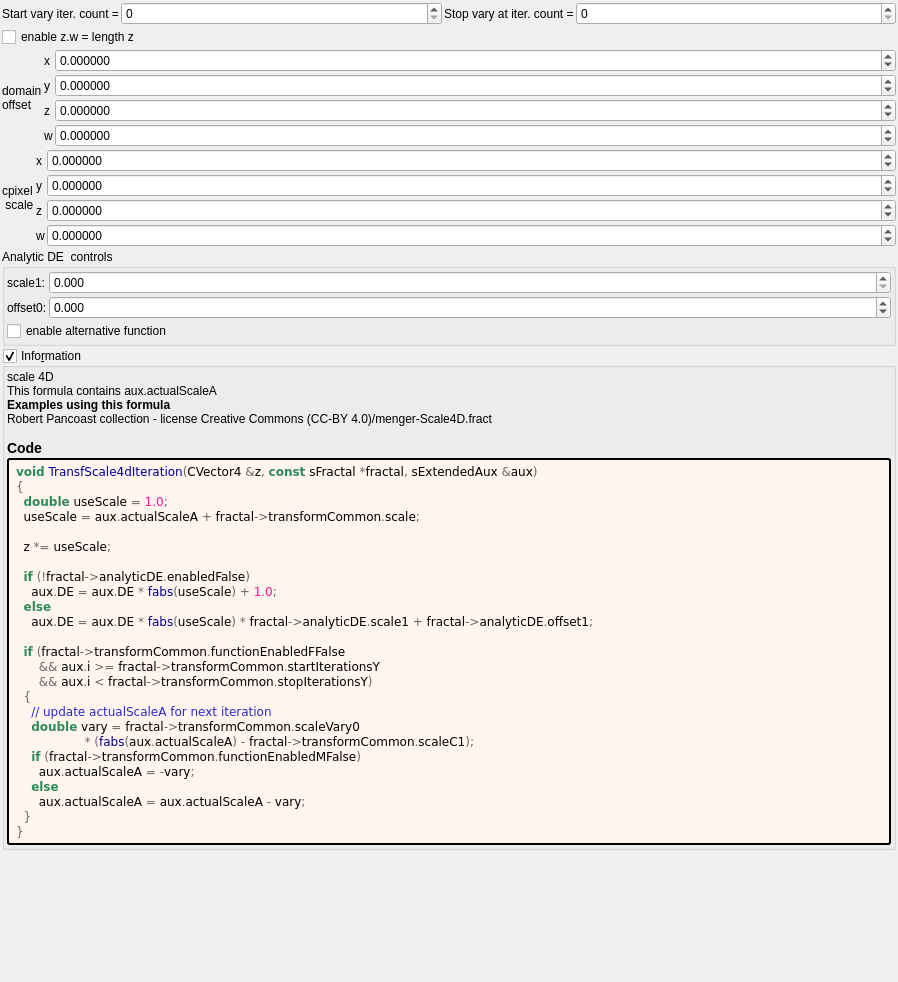
Before: the Qt Designer form mandelbulber2/formula/ui/transf_initial4d.ui in buddhi1980/mandelbulber2, drawn with Qt 5.
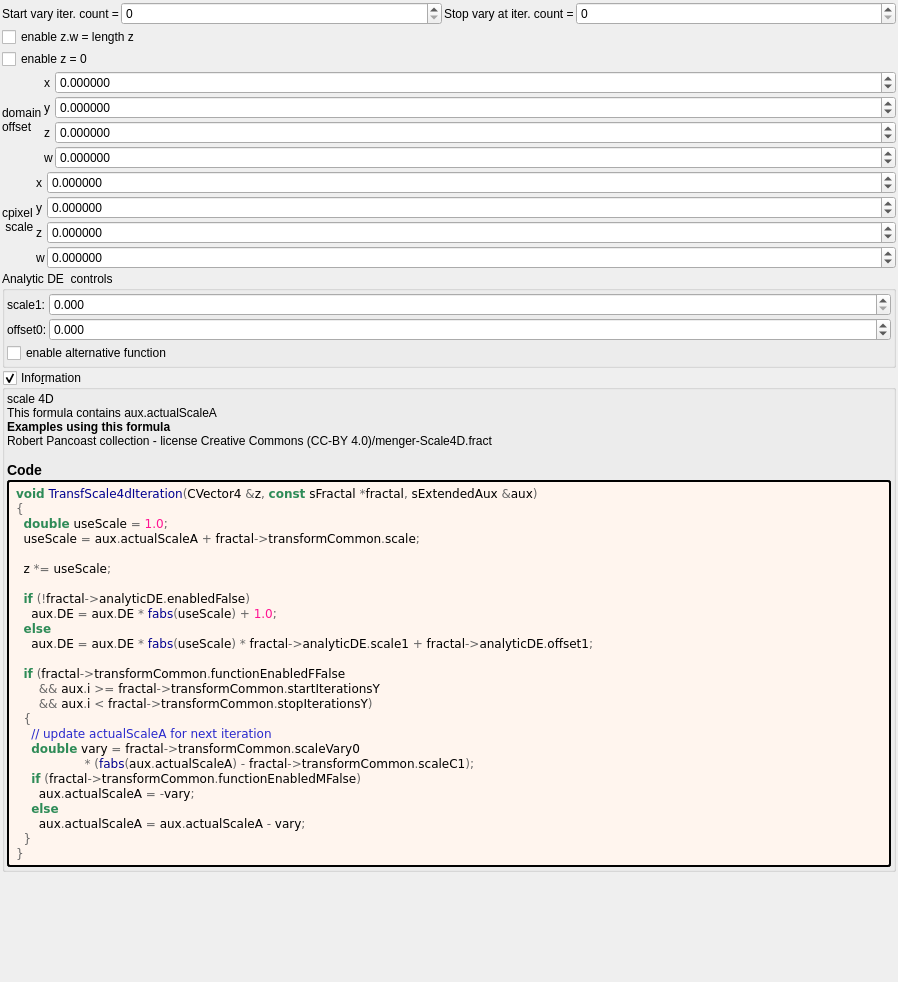
After: the same form once the commit is applied. Custom widgets are drawn as their Qt base class.

```diff
--- a/mandelbulber2/formula/ui/transf_initial4d.ui
+++ b/mandelbulber2/formula/ui/transf_initial4d.ui
@@ -95,6 +95,13 @@
      </property>
     </widget>
    </item>
+   <item>
+    <widget class="MyCheckBox" name="checkBox_transf_function_enabledA_false">
+     <property name="text">
+      <string>enable z = 0</string>
+     </property>
+    </widget>
+   </item>
    <item>
     <layout class="QGridLayout" name="gridLayout_46" columnstretch="0,0,2">
      <property name="spacing">
```
